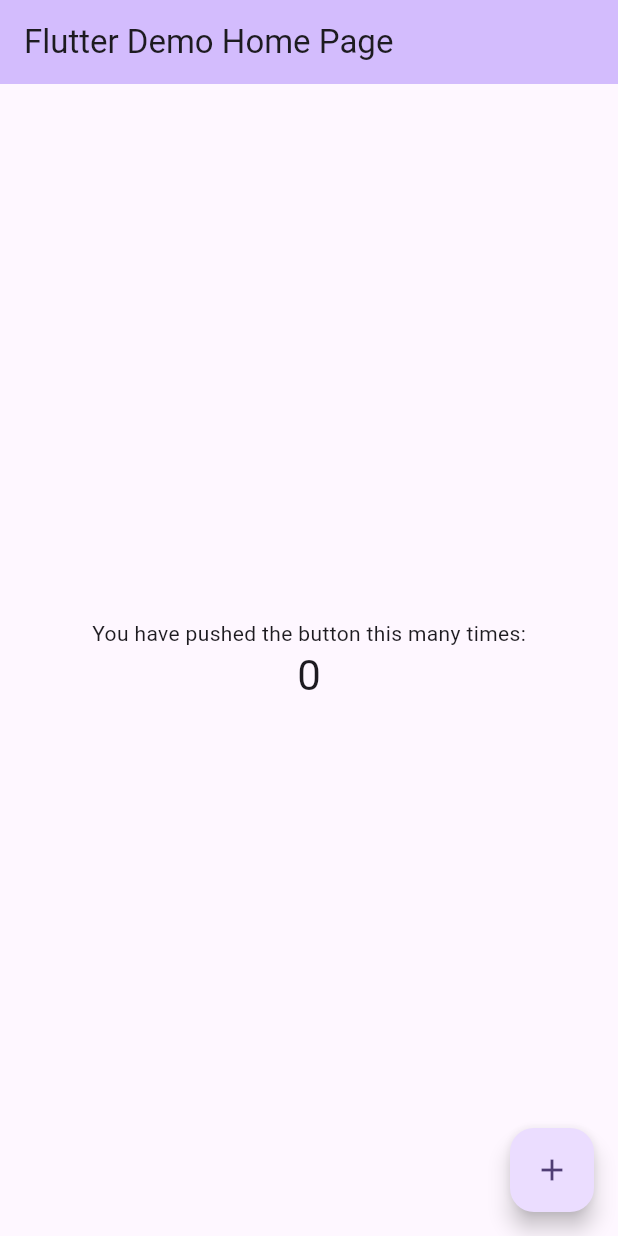
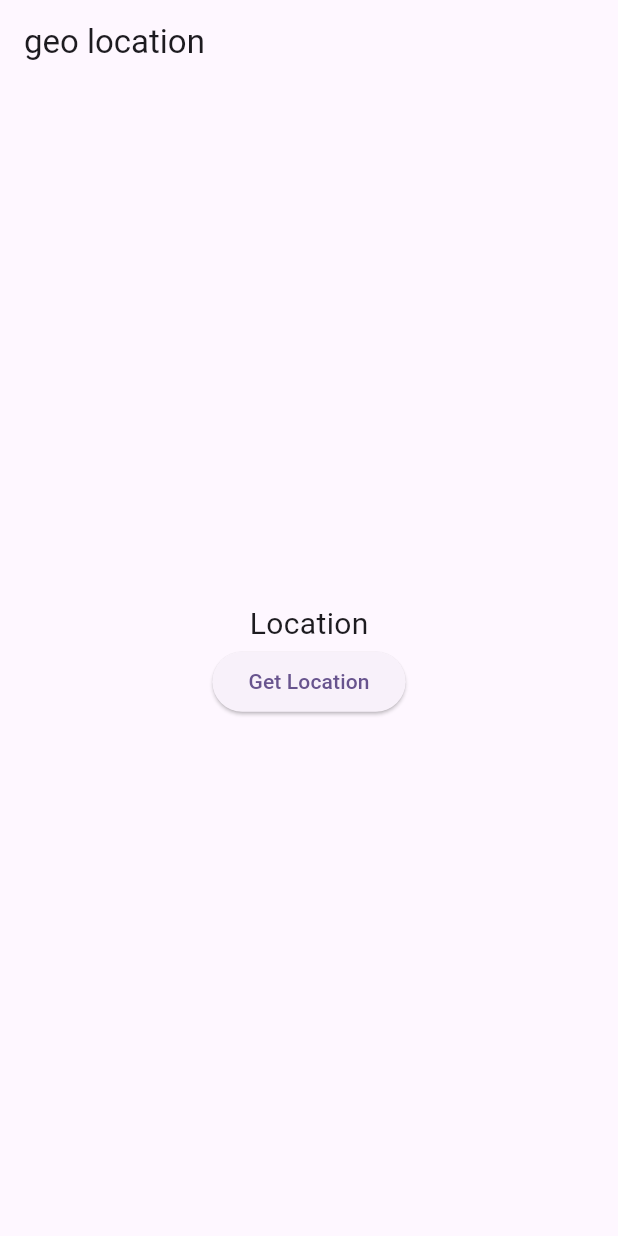
Before and after one commit to vijay4dev/thirtyUI, a Flutter app: the screen it shows after launch, on a phone screen of 412 x 824 dp. Run offline on Flutter 3.47's test engine with Material 3 defaults, Android fonts, the phone set to English and light mode, and no system bars.

Commit message:
added the location package

```diff
--- a/lib/main.dart
+++ b/lib/main.dart
@@ -1,4 +1,5 @@
 import 'package:flutter/material.dart';
+import 'package:flutter_application_1/pages/location_page.dart';
 
 void main() {
   runApp(const MyApp());
@@ -11,100 +12,12 @@ class MyApp extends StatelessWidget {
   @override
   Widget build(BuildContext context) {
     return MaterialApp(
-      title: 'Flutter Demo',
-      theme: ThemeData(
-        colorScheme: ColorScheme.fromSeed(seedColor: Colors.deepPurple),
-        useMaterial3: true,
-      ),
-      home: const MyHomePage(title: 'Flutter Demo Home Page'),
-    );
+        title: 'Flutter Demo',
+        debugShowCheckedModeBanner: false,
+        theme: ThemeData(
+          colorScheme: ColorScheme.fromSeed(seedColor: Colors.deepPurple),
+          useMaterial3: true,
+        ),
+        home: LocationPage());
   }
 }
-
-class MyHomePage extends StatefulWidget {
-  const MyHomePage({super.key, required this.title});
-
-  // This widget is the home page of your application. It is stateful, meaning
-  // that it has a State object (defined below) that contains fields that affect
-  // how it looks.
-
-  // This class is the configuration for the state. It holds the values (in this
-  // case the title) provided by the parent (in this case the App widget) and
-  // used by the build method of the State. Fields in a Widget subclass are
-  // always marked "final".
-
-  final String title;
-
-  @override
-  State<MyHomePage> createState() => _MyHomePageState();
-}
-
-class _MyHomePageState extends State<MyHomePage> {
-  int _counter = 0;
-
-  void _incrementCounter() {
-    setState(() {
-      // This call to setState tells the Flutter framework that something has
-      // changed in this State, which causes it to rerun the build method below
-      // so that the display can reflect the updated values. If we changed
-      // _counter without calling setState(), then the build method would not be
-      // called again, and so nothing would appear to happen.
-      _counter++;
-    });
-  }
-
-  @override
-  Widget build(BuildContext context) {
-    // This method is rerun every time setState is called, for instance as done
-    // by the _incrementCounter method above.
-    //
-    // The Flutter framework has been optimized to make rerunning build methods
-    // fast, so that you can just rebuild anything that needs updating rather
-    // than having to individually change instances of widgets.
-    return Scaffold(
-      appBar: AppBar(
-        // TRY THIS: Try changing the color here to a specific color (to
-        // Colors.amber, perhaps?) and trigger a hot reload to see the AppBar
-        // change color while the other colors stay the same.
-        backgroundColor: Theme.of(context).colorScheme.inversePrimary,
-        // Here we take the value from the MyHomePage object that was created by
-        // the App.build method, and use it to set our appbar title.
-        title: Text(widget.title),
-      ),
-      body: Center(
-        // Center is a layout widget. It takes a single child and positions it
-        // in the middle of the parent.
-        child: Column(
-          // Column is also a layout widget. It takes a list of children and
-          // arranges them vertically. By default, it sizes itself to fit its
-          // children horizontally, and tries to be as tall as its parent.
-          //
-          // Column has various properties to control how it sizes itself and
-          // how it positions its children. Here we use mainAxisAlignment to
-          // center the children vertically; the main axis here is the vertical
-          // axis because Columns are vertical (the cross axis would be
-          // horizontal).
-          //
-          // TRY THIS: Invoke "debug painting" (choose the "Toggle Debug Paint"
-          // action in the IDE, or press "p" in the console), to see the
-          // wireframe for each widget.
-          mainAxisAlignment: MainAxisAlignment.center,
-          children: <Widget>[
-            const Text(
-              'You have pushed the button this many times:',
-            ),
-            Text(
-              '$_counter',
-              style: Theme.of(context).textTheme.headlineMedium,
-            ),
-          ],
-        ),
-      ),
-      floatingActionButton: FloatingActionButton(
-        onPressed: _incrementCounter,
-        tooltip: 'Increment',
-        child: const Icon(Icons.add),
-      ), // This trailing comma makes auto-formatting nicer for build methods.
-    );
-  }
-}
--- /dev/null
+++ b/lib/pages/location_page.dart
@@ -0,0 +1,26 @@
+import 'package:flutter/material.dart';
+
+class LocationPage extends StatefulWidget {
+  const LocationPage({super.key});
+
+  @override
+  State<LocationPage> createState() => _LocationPageState();
+}
+
+class _LocationPageState extends State<LocationPage> {
+  @override
+  Widget build(BuildContext context) {
+    return Scaffold(
+      appBar: AppBar(title: Text("geo location")),
+      body: Center(
+        child: Column(
+          mainAxisAlignment: MainAxisAlignment.center,
+          children: [
+            Text('Location', style: TextStyle(fontSize: 20)),
+            ElevatedButton(onPressed: () {}, child: Text("Get Location"))
+          ],
+        ),
+      ),
+    );
+  }
+}
--- a/pubspec.yaml
+++ b/pubspec.yaml
@@ -34,6 +34,7 @@ dependencies:
   # The following adds the Cupertino Icons font to your application.
   # Use with the CupertinoIcons class for iOS style icons.
   cupertino_icons: ^1.0.8
+  geolocator: ^13.0.2
 
 dev_dependencies:
   flutter_test:
```
Also changed, not shown: pubspec.lock, 4 other files.
